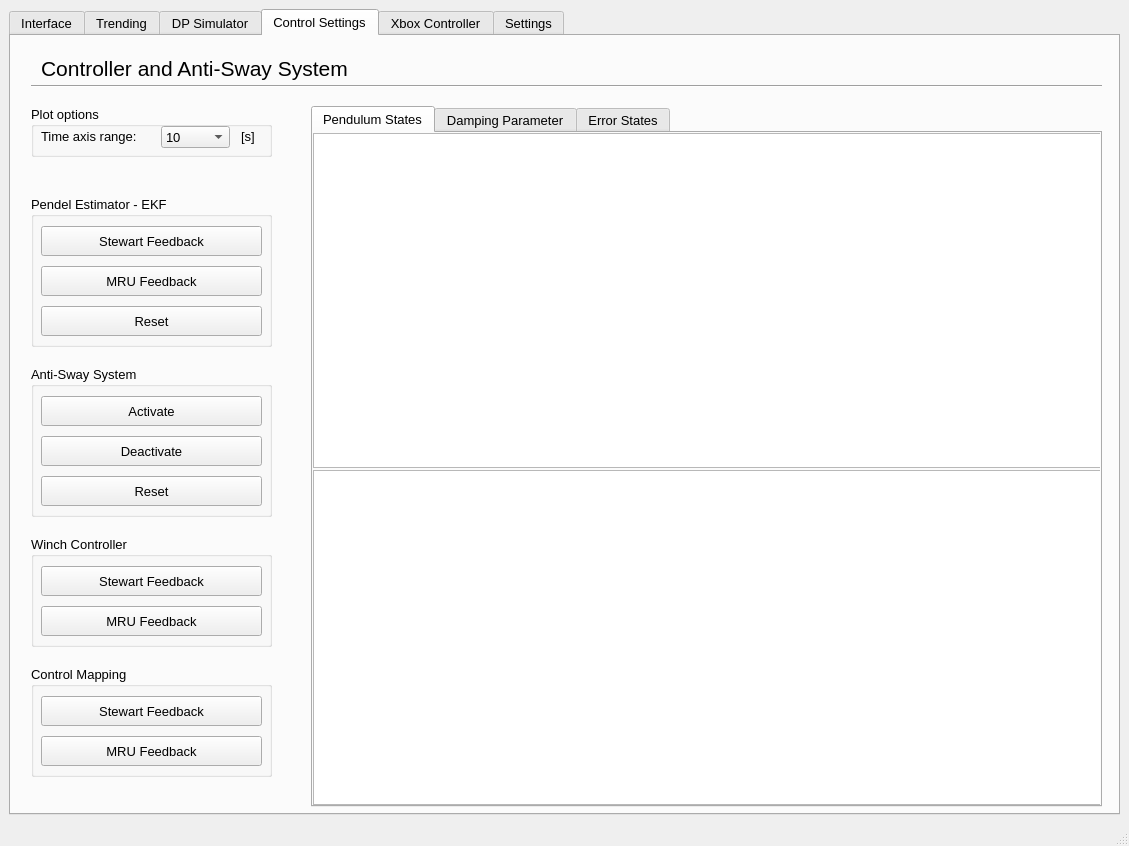
First picture: the form in hmi/src/gui.ui, repository sondretordal/motion-lab, before the edit.
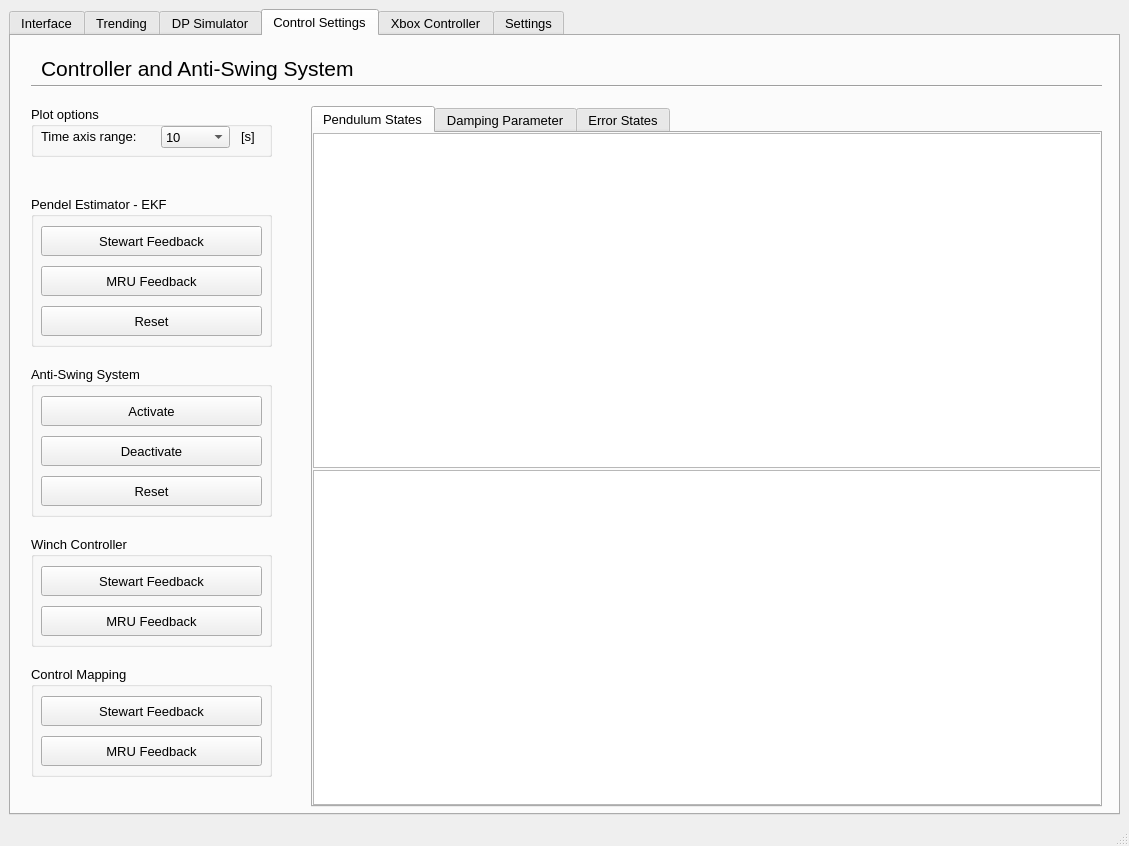
Second picture: the form after the edit. Custom widgets are drawn as their Qt base class.

Commit message: Anti-sway to Anti-Swing

The edit to the form file:
```diff
--- a/hmi/src/gui.ui
+++ b/hmi/src/gui.ui
@@ -4493,7 +4493,7 @@
          </font>
         </property>
         <property name="text">
-         <string>Controller and Anti-Sway System</string>
+         <string>Controller and Anti-Swing System</string>
         </property>
        </widget>
        <widget class="Line" name="line_4">
@@ -4681,7 +4681,7 @@
          </rect>
         </property>
         <property name="title">
-         <string>Anti-Sway System</string>
+         <string>Anti-Swing System</string>
         </property>
         <widget class="QPushButton" name="btnDeactivateAntiSway">
          <property name="geometry">
```
The commit also changes 2 other files.
